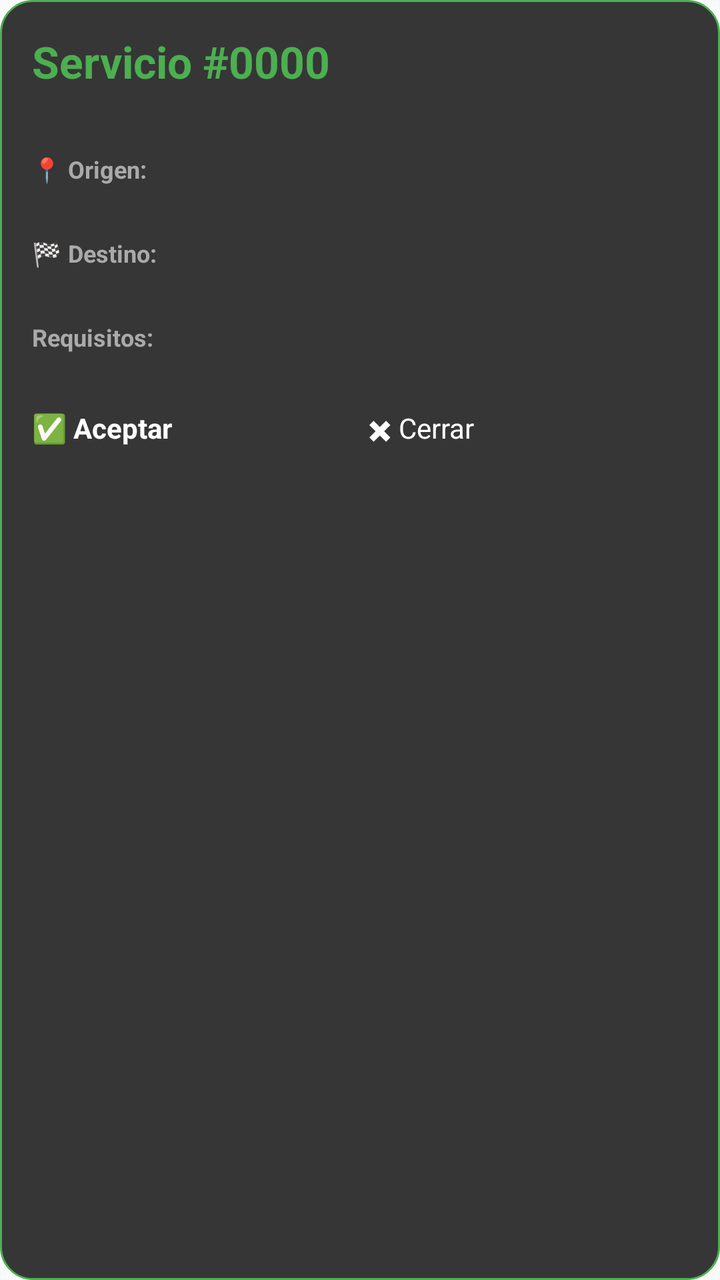
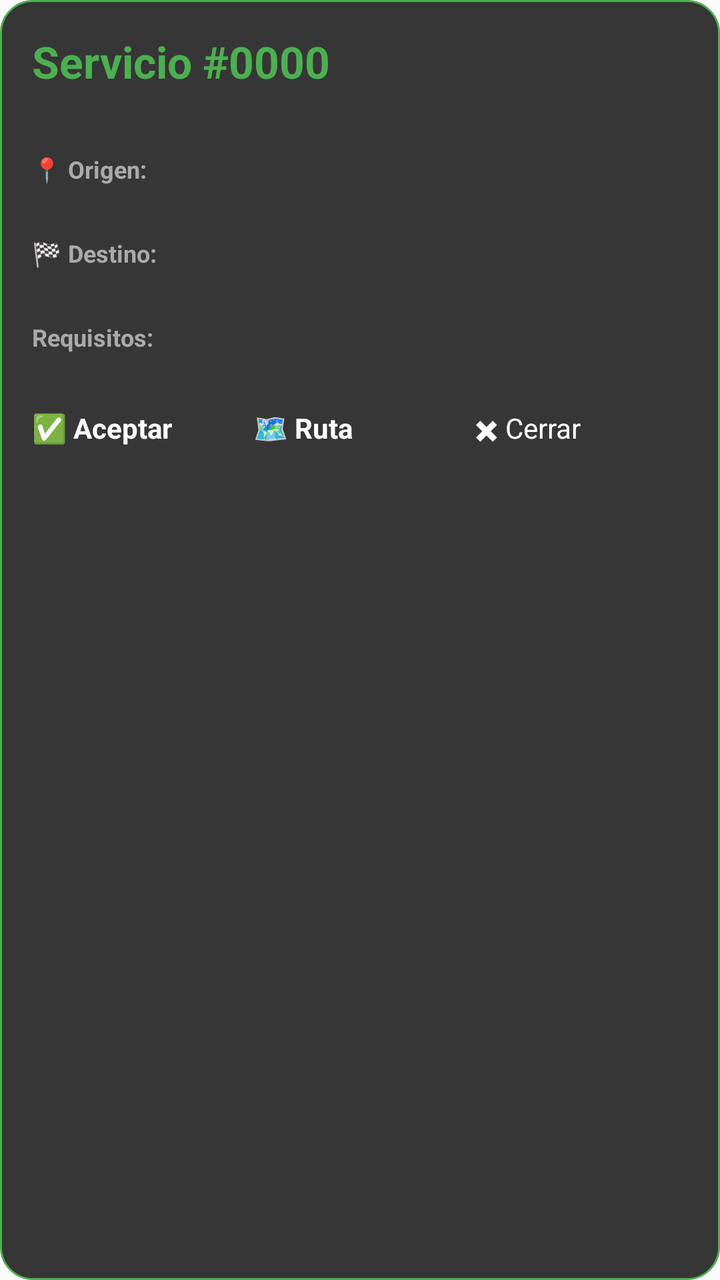

Screens rendered from an Android XML layout before and after an edit, with the pre-edit source and the edit as a unified diff.
<!-- AndroidManifest.xml: application theme Theme.ProjectAcc -->
<!-- res/layout/floating_whatsapp_popup.xml -->
<?xml version="1.0" encoding="utf-8"?>
<LinearLayout xmlns:android="http://schemas.android.com/apk/res/android"
    android:layout_width="320dp"
    android:layout_height="wrap_content"
    android:orientation="vertical"
    android:background="@drawable/floating_popup_bg"
    android:padding="16dp"
    android:elevation="8dp">

    
    <LinearLayout
        android:layout_width="match_parent"
        android:layout_height="wrap_content"
        android:orientation="horizontal"
        android:gravity="center_vertical"
        android:layout_marginBottom="8dp">

        <TextView
            android:id="@+id/tvServiceId"
            android:layout_width="0dp"
            android:layout_height="wrap_content"
            android:layout_weight="1"
            android:text="Servicio #0000"
            android:textSize="22sp"
            android:textStyle="bold"
            android:textColor="#4CAF50" />

        <TextView
            android:id="@+id/tvReturnIcon"
            android:layout_width="wrap_content"
            android:layout_height="wrap_content"
            android:text="🔄"
            android:textSize="24sp"
            android:visibility="gone"
            android:layout_marginStart="8dp" />
    </LinearLayout>

    
    <TextView
        android:id="@+id/tvCiudad"
        android:layout_width="match_parent"
        android:layout_height="wrap_content"
        android:textSize="14sp"
        android:textColor="#FFFFFF"
        android:drawablePadding="4dp"
        android:layout_marginBottom="4dp" />

    
    <TextView
        android:layout_width="match_parent"
        android:layout_height="wrap_content"
        android:text="📍 Origen:"
        android:textSize="12sp"
        android:textStyle="bold"
        android:textColor="#AAAAAA"
        android:layout_marginBottom="2dp" />

    <TextView
        android:id="@+id/tvOrigen"
        android:layout_width="match_parent"
        android:layout_height="wrap_content"
        android:textSize="13sp"
        android:textColor="#FFFFFF"
        android:layout_marginBottom="6dp" />

    
    <TextView
        android:layout_width="match_parent"
        android:layout_height="wrap_content"
        android:text="🏁 Destino:"
        android:textSize="12sp"
        android:textStyle="bold"
        android:textColor="#AAAAAA"
        android:layout_marginBottom="2dp" />

    <TextView
        android:id="@+id/tvDestino"
        android:layout_width="match_parent"
        android:layout_height="wrap_content"
        android:textSize="13sp"
        android:textColor="#FFFFFF"
        android:layout_marginBottom="6dp" />

    
    <TextView
        android:id="@+id/tvMedioPago"
        android:layout_width="match_parent"
        android:layout_height="wrap_content"
        android:textSize="14sp"
        android:textStyle="bold"
        android:textColor="#FFC107"
        android:visibility="gone"
        android:layout_marginBottom="8dp" />

    
    <TextView
        android:id="@+id/tvRequisitosLabel"
        android:layout_width="match_parent"
        android:layout_height="wrap_content"
        android:text="Requisitos:"
        android:textSize="12sp"
        android:textStyle="bold"
        android:textColor="#AAAAAA"
        android:layout_marginBottom="2dp" />

    <TextView
        android:id="@+id/tvRequisitos"
        android:layout_width="match_parent"
        android:layout_height="wrap_content"
        android:textSize="13sp"
        android:textColor="#FFFFFF"
        android:layout_marginBottom="8dp" />

    
    <LinearLayout
        android:layout_width="match_parent"
        android:layout_height="wrap_content"
        android:orientation="horizontal">

        <Button
            android:id="@+id/btnAccept"
            android:layout_width="0dp"
            android:layout_height="48dp"
            android:layout_weight="1"
            android:text="✅ Aceptar"
            android:textSize="14sp"
            android:textStyle="bold"
            android:backgroundTint="#4CAF50"
            android:textColor="#FFFFFF"
            android:layout_marginEnd="8dp" />

        <Button
            android:id="@+id/btnClose"
            android:layout_width="0dp"
            android:layout_height="48dp"
            android:layout_weight="1"
            android:text="✖ Cerrar"
            android:textSize="14sp"
            android:backgroundTint="#666666"
            android:textColor="#FFFFFF" />
    </LinearLayout>

</LinearLayout>
<!-- resources referenced by this layout -->
<resources>
  <!-- drawable floating_popup_bg (drawable) -->
  <?xml version="1.0" encoding="utf-8"?>
  <shape xmlns:android="http://schemas.android.com/apk/res/android"
      android:shape="rectangle">
      <solid android:color="#E6222222" />
      <corners android:radius="16dp" />
      <stroke
          android:width="1dp"
          android:color="#4CAF50" />
  </shape>
  <style name="Theme.ProjectAcc" parent="android:Theme.Material.Light.NoActionBar" />
</resources>

<!-- the commit's change to res/layout/floating_whatsapp_popup.xml (unified diff, before → after) -->
@@ -26,6 +26,15 @@
             android:textColor="#4CAF50" />
 
         <TextView
+            android:id="@+id/tvDistancia"
+            android:layout_width="wrap_content"
+            android:layout_height="wrap_content"
+            android:textSize="22sp"
+            android:textStyle="bold"
+            android:textColor="#FFC107"
+            android:visibility="gone" />
+
+        <TextView
             android:id="@+id/tvReturnIcon"
             android:layout_width="wrap_content"
             android:layout_height="wrap_content"
@@ -34,6 +43,17 @@
             android:visibility="gone"
             android:layout_marginStart="8dp" />
     </LinearLayout>
+
+    
+    <TextView
+        android:id="@+id/tvValor"
+        android:layout_width="match_parent"
+        android:layout_height="wrap_content"
+        android:textSize="21sp"
+        android:textStyle="bold"
+        android:textColor="#4CAF50"
+        android:visibility="gone"
+        android:layout_marginBottom="4dp" />
 
     
     <TextView
@@ -53,6 +73,17 @@
         android:textSize="12sp"
         android:textStyle="bold"
         android:textColor="#AAAAAA"
+        android:layout_marginBottom="2dp" />
+
+    
+    <TextView
+        android:id="@+id/tvLocationName"
+        android:layout_width="match_parent"
+        android:layout_height="wrap_content"
+        android:textSize="16sp"
+        android:textStyle="bold"
+        android:textColor="#FFC107"
+        android:visibility="gone"
         android:layout_marginBottom="2dp" />
 
     <TextView
@@ -90,7 +121,7 @@
         android:textStyle="bold"
         android:textColor="#FFC107"
         android:visibility="gone"
-        android:layout_marginBottom="8dp" />
+        android:layout_marginBottom="4dp" />
 
     
     <TextView
@@ -127,7 +158,19 @@
             android:textStyle="bold"
             android:backgroundTint="#4CAF50"
             android:textColor="#FFFFFF"
-            android:layout_marginEnd="8dp" />
+            android:layout_marginEnd="4dp" />
+
+        <Button
+            android:id="@+id/btnRoute"
+            android:layout_width="0dp"
+            android:layout_height="48dp"
+            android:layout_weight="1"
+            android:text="🗺️ Ruta"
+            android:textSize="14sp"
+            android:textStyle="bold"
+            android:backgroundTint="#2196F3"
+            android:textColor="#FFFFFF"
+            android:layout_marginEnd="4dp" />
 
         <Button
             android:id="@+id/btnClose"
